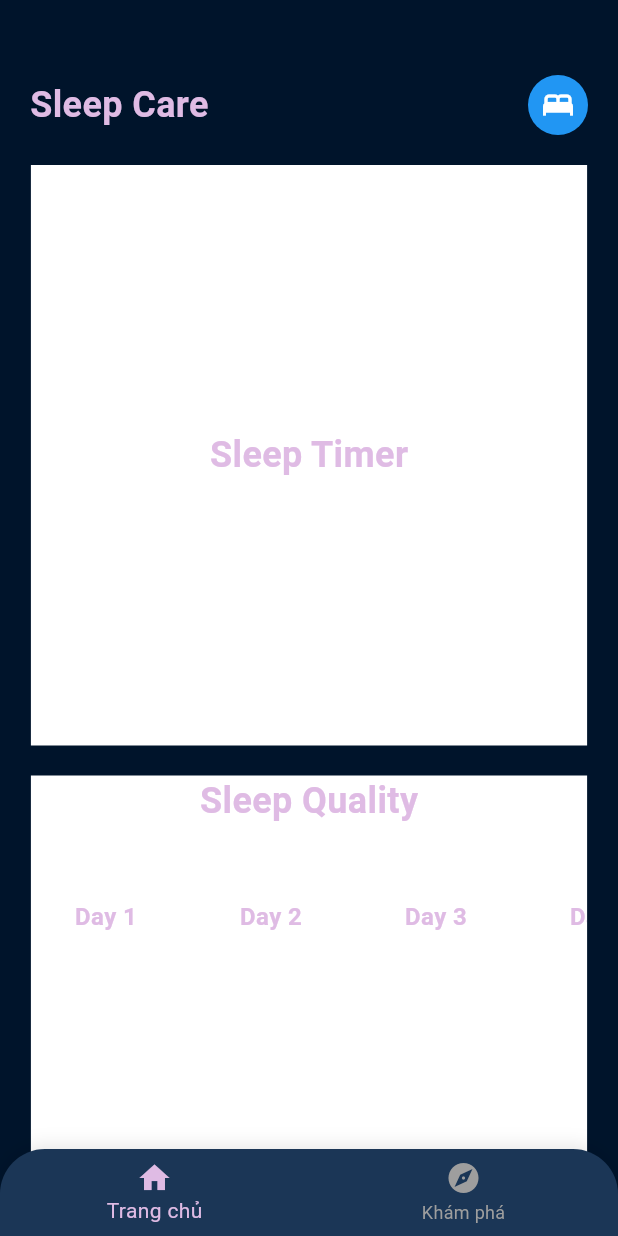
After one commit to nguyensang17032006/SleepCare, a Flutter app: the MainLayout screen opened directly, on a phone screen of 412 x 824 dp. The commit adds this screen. Run offline on Flutter 3.47's test engine with Material 3 defaults, Android fonts, the phone set to English and light mode, and no system bars.

Commit message:
fix conflict

```diff
--- a/sleep_app_frontend/lib/core/app/main_layout.dart
+++ b/sleep_app_frontend/lib/core/app/main_layout.dart
@@ -0,0 +1,88 @@
+import 'package:flutter/material.dart';
+import 'package:sleep_app_frontend/features/home/presentation/home_screen.dart';
+
+class MainLayout extends StatefulWidget {
+  const MainLayout({super.key});
+
+  @override
+  State<MainLayout> createState() => _MainLayoutState();
+}
+
+class _MainLayoutState extends State<MainLayout> {
+  int _currentIndex = 0;
+
+  void _onTabTapped(int index) {
+    setState(() {
+      _currentIndex = index;
+    });
+  }
+
+  final List<Widget> _screens = const [
+    HomeScreen(),
+    HomeScreen(),
+    HomeScreen(),
+    HomeScreen(),
+  ];
+
+  @override
+  Widget build(BuildContext context) {
+    return Container(
+      decoration: const BoxDecoration(
+        gradient: LinearGradient(colors: [Colors.blue, Colors.purple]),
+      ),
+      child: Scaffold(
+        backgroundColor: Colors.yellow,
+        body: Stack(
+          children: [
+            // Lớp 1: Nội dung chính (các màn hình)
+            _screens[_currentIndex],
+
+            // Lớp 2: Bottom navigation cố định ở dưới
+            Positioned(
+              bottom: 0,
+              left: 0,
+              right: 0,
+              child: Container(
+                decoration: BoxDecoration(
+                  color: Color.fromRGBO(27, 54, 86, 60),
+                  borderRadius: BorderRadius.only(
+                    topLeft: Radius.circular(30),
+                    topRight: Radius.circular(30),
+                  ),
+                  boxShadow: [
+                    BoxShadow(
+                      color: Colors.black.withValues(alpha: 0.1),
+                      blurRadius: 10,
+                      offset: const Offset(0, -2),
+                    ),
+                  ],
+                ),
+                child: BottomNavigationBar(
+                  currentIndex: _currentIndex,
+                  onTap: _onTabTapped,
+
+                  backgroundColor: Colors.transparent,
+                  elevation: 0,
+                  selectedItemColor: Color(0xFFDFBBE4),
+                  unselectedItemColor: Colors.grey,
+                  showSelectedLabels: true,
+                  showUnselectedLabels: true,
+                  items: const [
+                    BottomNavigationBarItem(
+                      icon: Icon(Icons.home),
+                      label: 'Trang chủ',
+                    ),
+                    BottomNavigationBarItem(
+                      icon: Icon(Icons.explore),
+                      label: 'Khám phá',
+                    ),
+                  ],
+                ),
+              ),
+            ),
+          ],
+        ),
+      ),
+    );
+  }
+}
--- /dev/null
+++ b/sleep_app_frontend/lib/features/home/presentation/home_screen.dart
@@ -0,0 +1,44 @@
+import 'package:flutter/material.dart';
+import 'package:sleep_app_frontend/features/home/presentation/widget/home_header.dart';
+import 'package:sleep_app_frontend/features/home/presentation/widget/home_recommended_track.dart';
+import 'package:sleep_app_frontend/features/home/presentation/widget/home_sleep_timer.dart';
+
+class HomeScreen extends StatefulWidget {
+  const HomeScreen({super.key});
+
+  @override
+  State<HomeScreen> createState() => _HomeScreenState();
+}
+
+class _HomeScreenState extends State<HomeScreen> {
+  @override
+  Widget build(BuildContext context) {
+    final size = MediaQuery.of(context).size;
+
+    return Scaffold(
+      body: SingleChildScrollView(
+        child: Container(
+          color: Color(0xFF00142B),
+          child: Padding(
+            padding: const EdgeInsets.only(top: 50, left: 20, right: 20),
+            child: Column(
+              children: [
+                HeaderWidget(),
+
+                SizedBox(height: 20),
+
+                SleepTimer(size: size),
+
+                SizedBox(height: 20),
+
+                RecommendedTrack(size: size),
+
+                SizedBox(height: size.height * 0.13),
+              ],
+            ),
+          ),
+        ),
+      ),
+    );
+  }
+}
--- /dev/null
+++ b/sleep_app_frontend/lib/features/home/presentation/widget/home_header.dart
@@ -0,0 +1,27 @@
+import 'package:flutter/material.dart';
+
+class HeaderWidget extends StatelessWidget {
+  const HeaderWidget({super.key});
+
+  @override
+  Widget build(BuildContext context) {
+    return Row(
+      mainAxisAlignment: MainAxisAlignment.spaceBetween,
+      children: [
+        Text(
+          'Sleep Care',
+          style: TextStyle(
+            fontSize: 24,
+            fontWeight: FontWeight.bold,
+            color: Color(0xFFDFBBE4),
+          ),
+        ),
+        CircleAvatar(
+          radius: 20,
+          backgroundColor: Colors.blue,
+          child: Icon(Icons.bed, color: Colors.white),
+        ),
+      ],
+    );
+  }
+}
--- /dev/null
+++ b/sleep_app_frontend/lib/features/home/presentation/widget/home_recommended_track.dart
@@ -0,0 +1,55 @@
+import 'package:flutter/material.dart';
+
+class RecommendedTrack extends StatelessWidget {
+  final Size size;
+
+  const RecommendedTrack({super.key, required this.size});
+
+  @override
+  Widget build(BuildContext context) {
+    return Container(
+      color: Colors.white,
+      width: size.width * 0.9,
+      height: 550,
+      child: Column(
+        children: [
+          Text(
+            'Sleep Quality',
+            style: TextStyle(
+              fontSize: 24,
+              fontWeight: FontWeight.bold,
+              color: Color(0xFFDFBBE4),
+            ),
+          ),
+          SizedBox(height: 10),
+          SingleChildScrollView(
+            scrollDirection: Axis.horizontal,
+            child: Row(
+              children: List.generate(5, (index) {
+                return Container(
+                  width: 100,
+                  height: 100,
+                  margin: EdgeInsets.only(right: 10),
+                  decoration: BoxDecoration(
+                    color: Colors.white,
+                    borderRadius: BorderRadius.circular(10),
+                  ),
+                  child: Center(
+                    child: Text(
+                      'Day ${index + 1}',
+                      style: TextStyle(
+                        fontSize: 16,
+                        fontWeight: FontWeight.bold,
+                        color: Color(0xFFDFBBE4),
+                      ),
+                    ),
+                  ),
+                );
+              }),
+            ),
+          ),
+        ],
+      ),
+    );
+  }
+}
--- /dev/null
+++ b/sleep_app_frontend/lib/features/home/presentation/widget/home_sleep_timer.dart
@@ -0,0 +1,25 @@
+import 'package:flutter/material.dart';
+
+class SleepTimer extends StatelessWidget {
+  final Size size;
+
+  const SleepTimer({super.key, required this.size});
+
+  @override
+  Widget build(BuildContext context) {
+    return Container(
+      color: Colors.white,
+      alignment: Alignment.center,
+      width: size.width * 0.9,
+      height: 387,
+      child: const Text(
+        'Sleep Timer',
+        style: TextStyle(
+          fontSize: 24,
+          fontWeight: FontWeight.bold,
+          color: Color(0xFFDFBBE4),
+        ),
+      ),
+    );
+  }
+}
--- a/sleep_app_frontend/lib/main.dart
+++ b/sleep_app_frontend/lib/main.dart
@@ -1,4 +1,5 @@
 import 'package:flutter/material.dart';
+
 import 'package:sleep_app_frontend/features/auth/presentation/views/login_view.dart';
 
 void main() {
@@ -13,7 +14,7 @@ class MyApp extends StatelessWidget {
     return MaterialApp(
       debugShowCheckedModeBanner: false,
       theme: ThemeData.dark().copyWith(
-        scaffoldBackgroundColor: const Color(0xFF001529)
+        scaffoldBackgroundColor: const Color(0xFF001529),
       ),
       home: const LoginView(),
     );
```
Also changed, not shown: sleep_app_frontend/assets/images/logo.png (deleted), sleep_app_frontend/pubspec.lock.
